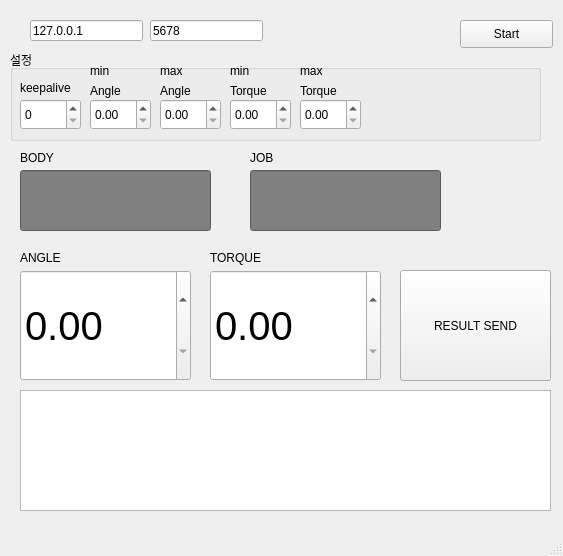
This is wpms/test.ui in gusdnd3150/PF6000 as Qt 5 draws it before an edit. The edited form follows.
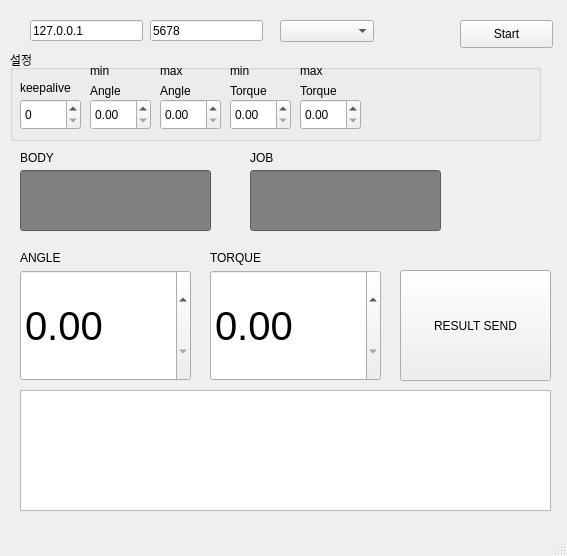
This is the edited form.

What changed in the file:
```diff
--- a/wpms/test.ui
+++ b/wpms/test.ui
@@ -6,7 +6,7 @@
    <rect>
     <x>0</x>
     <y>0</y>
-    <width>563</width>
+    <width>567</width>
     <height>556</height>
    </rect>
   </property>
@@ -387,6 +387,16 @@
      <string>5678</string>
     </property>
    </widget>
+   <widget class="QComboBox" name="TYPES">
+    <property name="geometry">
+     <rect>
+      <x>280</x>
+      <y>20</y>
+      <width>94</width>
+      <height>22</height>
+     </rect>
+    </property>
+   </widget>
   </widget>
   <widget class="QMenuBar" name="menubar">
    <property name="geometry">
```
Left out of the diff: 2 changed lines with no effect on the pictures.
